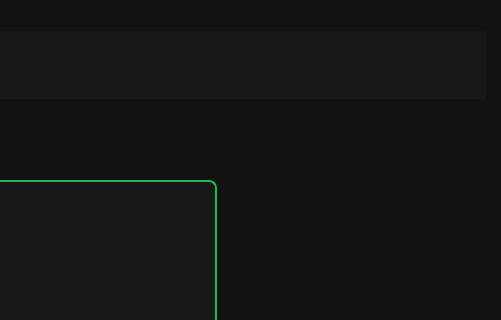
This is artistwindow.ui in Fatemehasadi86/spotify1 as Qt 5 draws it before an edit; both pictures show x 374 to 875 and y 0 to 320 of the 875 by 678 pixel window. The edited form follows.
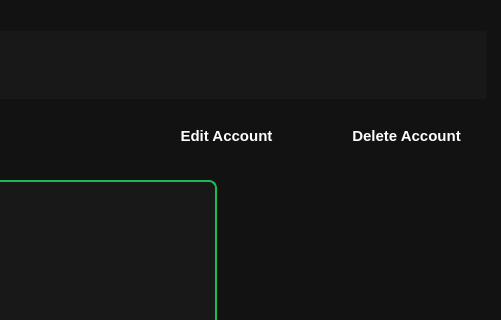
This is the edited form. Icons and pictures are not drawn.

Commit message: Create delete and edit account

Diff of the .ui file:
```diff
--- a/artistwindow.ui
+++ b/artistwindow.ui
@@ -362,6 +362,78 @@
 }</string>
    </property>
   </widget>
+  <widget class="QPushButton" name="pushButton_6">
+   <property name="geometry">
+    <rect>
+     <x>520</x>
+     <y>110</y>
+     <width>161</width>
+     <height>51</height>
+    </rect>
+   </property>
+   <property name="styleSheet">
+    <string notr="true">QPushButton{
+    background: qlineargradient(
+        x1:0, y1:0,
+        x2:1, y2:1,
+        stop:0 #1DB954,
+        stop:1 #18a84b);
+    color: white;
+    border: none;
+    border-radius: 12px;
+    font-size: 11pt;
+    font-weight: bold;
+    padding: 5px 12px;
+}
+
+QPushButton:hover{
+    background: #28e46a;
+}
+
+QPushButton:pressed{
+    background: #12853d;
+}</string>
+   </property>
+   <property name="text">
+    <string>Edit Account</string>
+   </property>
+  </widget>
+  <widget class="QPushButton" name="pushButton_7">
+   <property name="geometry">
+    <rect>
+     <x>700</x>
+     <y>110</y>
+     <width>161</width>
+     <height>51</height>
+    </rect>
+   </property>
+   <property name="styleSheet">
+    <string notr="true">QPushButton{
+    background: qlineargradient(
+        x1:0, y1:0,
+        x2:1, y2:1,
+        stop:0 #1DB954,
+        stop:1 #18a84b);
+    color: white;
+    border: none;
+    border-radius: 12px;
+    font-size: 11pt;
+    font-weight: bold;
+    padding: 5px 12px;
+}
+
+QPushButton:hover{
+    background: #28e46a;
+}
+
+QPushButton:pressed{
+    background: #12853d;
+}</string>
+   </property>
+   <property name="text">
+    <string>Delete Account</string>
+   </property>
+  </widget>
  </widget>
  <resources>
   <include location="resources.qrc"/>
```
The commit also changes 56 other files.
